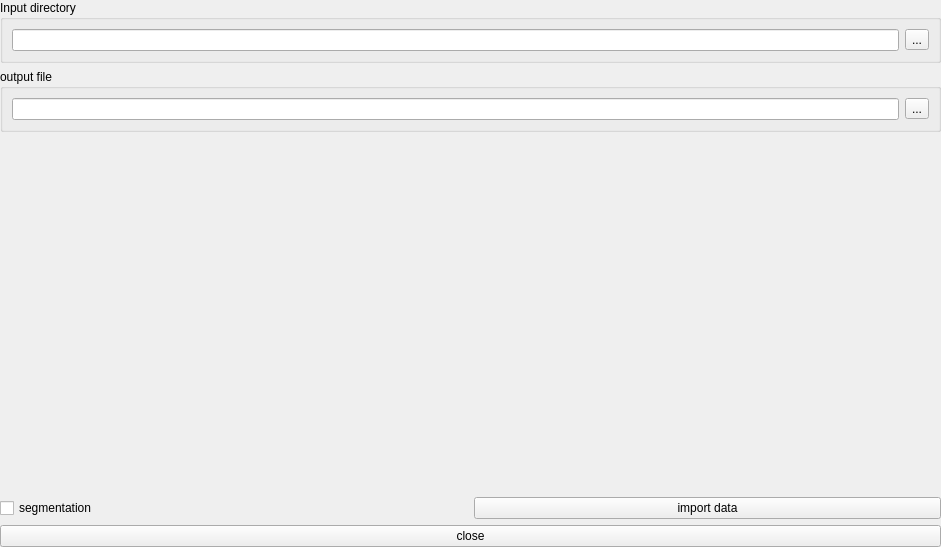
Above: af/gui/importdlg.ui from manerotoni/afw before the change. Below: the same form after it.
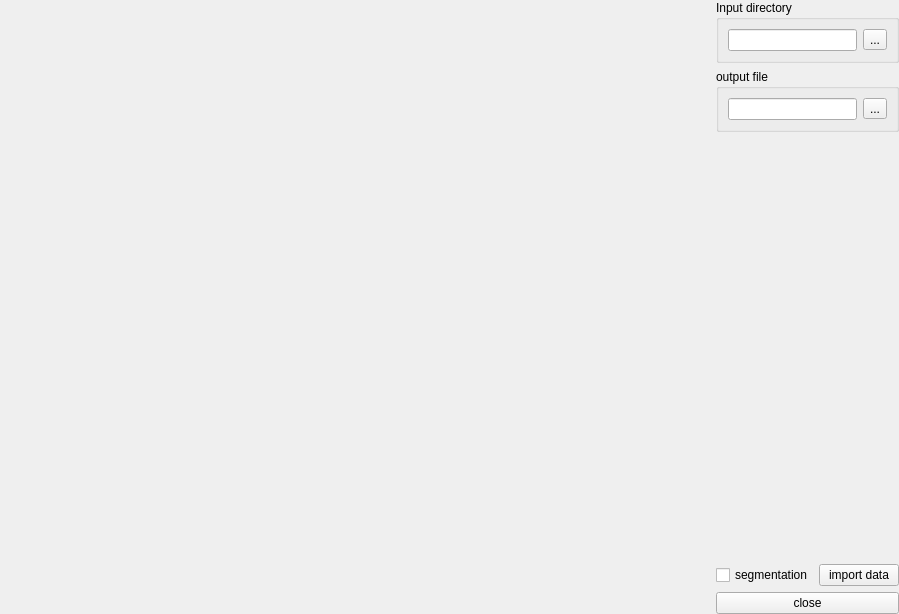
That is the form after the change.

```diff
--- a/af/gui/importdlg.ui
+++ b/af/gui/importdlg.ui
@@ -6,8 +6,8 @@
    <rect>
     <x>0</x>
     <y>0</y>
-    <width>941</width>
-    <height>547</height>
+    <width>899</width>
+    <height>614</height>
    </rect>
   </property>
   <property name="windowTitle">
@@ -17,14 +17,42 @@
    <property name="margin">
     <number>0</number>
    </property>
-   <item row="0" column="0">
+   <item row="0" column="1">
+    <widget class="QFrame" name="horizontalFrame">
+     <property name="sizePolicy">
+      <sizepolicy hsizetype="MinimumExpanding" vsizetype="Preferred">
+       <horstretch>0</horstretch>
+       <verstretch>0</verstretch>
+      </sizepolicy>
+     </property>
+     <layout class="QHBoxLayout" name="horizontalLayout_3">
+      <property name="spacing">
+       <number>0</number>
+      </property>
+      <property name="margin">
+       <number>0</number>
+      </property>
+      <item>
     <layout class="QHBoxLayout" name="imagebox"/>
    </item>
-   <item row="0" column="1">
+     </layout>
+    </widget>
+   </item>
+   <item row="0" column="2">
+    <widget class="QWidget" name="widget" native="true">
+     <property name="sizePolicy">
+      <sizepolicy hsizetype="Fixed" vsizetype="Preferred">
+       <horstretch>0</horstretch>
+       <verstretch>0</verstretch>
+      </sizepolicy>
+     </property>
     <layout class="QVBoxLayout" name="vbox">
      <property name="sizeConstraint">
       <enum>QLayout::SetMinimumSize</enum>
      </property>
+      <property name="margin">
+       <number>0</number>
+      </property>
      <item>
       <widget class="QGroupBox" name="gbox1">
        <property name="sizePolicy">
@@ -150,6 +178,7 @@
       </widget>
      </item>
     </layout>
+    </widget>
    </item>
   </layout>
  </widget>
```
Left out of the diff: 9 changed lines with no effect on the pictures. Lines whose indentation alone changed are shown as unchanged.
